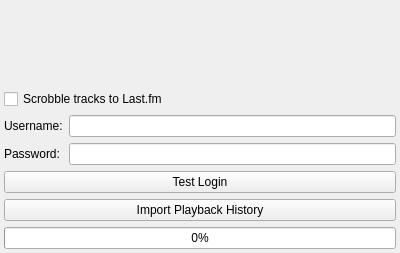
Before: the Qt Designer form src/libtomahawk/accounts/lastfm/LastFmConfig.ui in tomahawk-player/tomahawk, drawn with Qt 5.
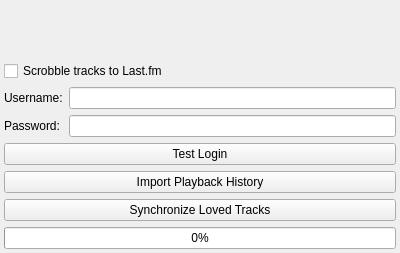
After: the same form once the commit is applied. Icons and pictures are not drawn.

Commit message: Initial last.fm loved track syncing

```diff
--- a/src/libtomahawk/accounts/lastfm/LastFmConfig.ui
+++ b/src/libtomahawk/accounts/lastfm/LastFmConfig.ui
@@ -84,6 +84,13 @@
        </property>
       </widget>
      </item>
+     <item>
+      <widget class="QPushButton" name="syncLovedTracks">
+       <property name="text">
+        <string>Synchronize Loved Tracks</string>
+       </property>
+      </widget>
+     </item>
      <item>
       <widget class="QProgressBar" name="progressBar">
        <property name="value">
```
Left out of the diff: 2 changed lines with no effect on the pictures. The commit also changes 7 other files.
